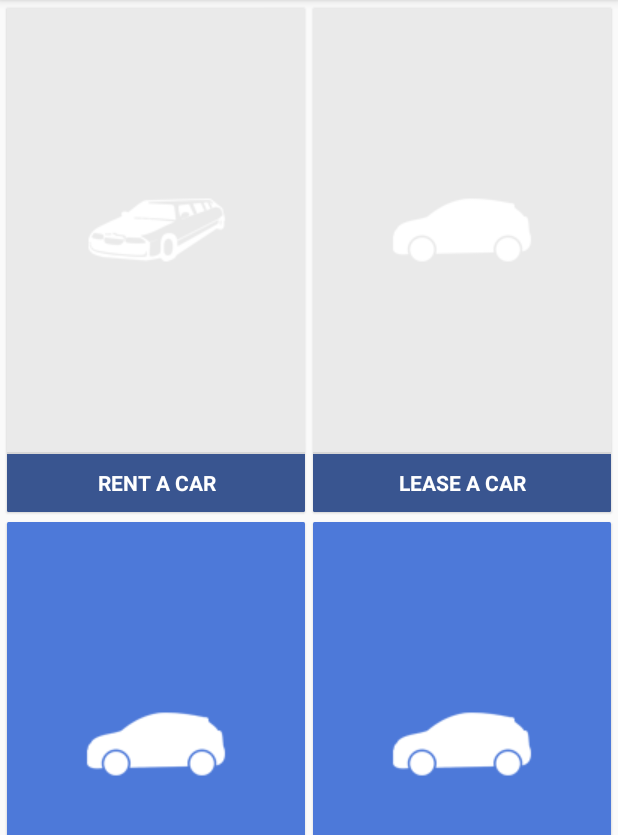
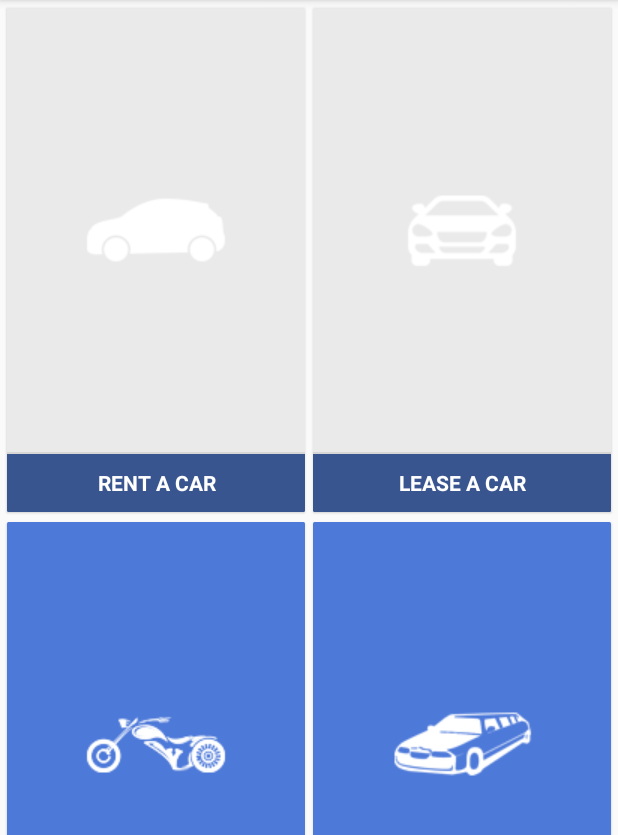
Before and after one commit to shafiblogs/CarLorry, an Android app: the HomeActivity screen opened directly, with no data from a screen before it, on a phone screen of 412 x 824 dp, the part 84-919 px from its top. Run offline under Robolectric (Android 15) with nearby library versions, the phone set to English and light mode, and no system bars; 1 statement that could not run was skipped.

Commit message:
New codes added

```diff
--- a/app/src/main/java/com/carlorry/activity/HomeActivity.java
+++ b/app/src/main/java/com/carlorry/activity/HomeActivity.java
@@ -141,7 +141,7 @@ public class HomeActivity extends AppCompatActivity
         cardViewLeaseCar.setBackgroundColor(getResources().getColor(R.color.card_lease_car_bg));
         bottomLeaseCar.setBackgroundColor(getResources().getColor(R.color.card_lease_car_footer));
         ((TextView) viewLeaseCar.findViewById(R.id.tv_footer)).setText("LEASE A CAR");
-        ((ImageView) viewRentCar.findViewById(R.id.iv_card)).setImageResource(R.drawable.card_lease_car);
+        ((ImageView) viewLeaseCar.findViewById(R.id.iv_card)).setImageResource(R.drawable.card_lease_car);
         viewLeaseCar.setOnClickListener(this);
 
         RelativeLayout cardViewRentBike = (RelativeLayout) viewRentBike.findViewById(R.id.card_view);
@@ -149,7 +149,7 @@ public class HomeActivity extends AppCompatActivity
         cardViewRentBike.setBackgroundColor(getResources().getColor(R.color.card_rent_bike_bg));
         bottomRentBike.setBackgroundColor(getResources().getColor(R.color.card_rent_bike_footer));
         ((TextView) viewRentBike.findViewById(R.id.tv_footer)).setText("RENT A BIKE");
-        ((ImageView) viewRentCar.findViewById(R.id.iv_card)).setImageResource(R.drawable.card_rent_bike);
+        ((ImageView) viewRentBike.findViewById(R.id.iv_card)).setImageResource(R.drawable.card_rent_bike);
         viewRentBike.setOnClickListener(this);
 
         RelativeLayout cardViewLimousine = (RelativeLayout) viewLimousine.findViewById(R.id.card_view);
@@ -157,7 +157,7 @@ public class HomeActivity extends AppCompatActivity
         cardViewLimousine.setBackgroundColor(getResources().getColor(R.color.card_limousine_bg));
         bottomLimousine.setBackgroundColor(getResources().getColor(R.color.card_limousine_footer));
         ((TextView) viewLimousine.findViewById(R.id.tv_footer)).setText("LIMOUSINE");
-        ((ImageView) viewRentCar.findViewById(R.id.iv_card)).setImageResource(R.drawable.card_limousine);
+        ((ImageView) viewLimousine.findViewById(R.id.iv_card)).setImageResource(R.drawable.card_limousine);
         viewLimousine.setOnClickListener(this);
     }
 }
--- a/app/src/main/res/drawable/theme_button_circle1_blue.xml
+++ b/app/src/main/res/drawable/theme_button_circle1_blue.xml
@@ -1,12 +1,12 @@
 <?xml version="1.0" encoding="utf-8"?>
 <selector xmlns:android="http://schemas.android.com/apk/res/android">
-    <item android:state_pressed="false" android:state_focused="false">
+    <item android:state_pressed="false">
         <shape android:shape="oval">
             <solid android:color="#ffffff"/>
             <stroke android:width="1dp" android:color="#3d62b3" />
         </shape>
     </item>
-    <item android:state_pressed="true" android:state_focused="true">
+    <item android:state_pressed="true">
         <shape android:shape="oval">
             <solid android:color="#375aa8" />
             <stroke android:width="1dp" android:color="#375aa8" />
```
